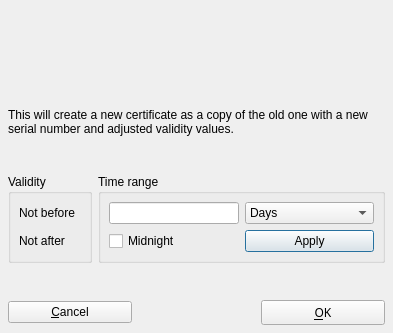
First picture: the form in ui/CertExtend.ui, repository chris2511/xca, before the edit.
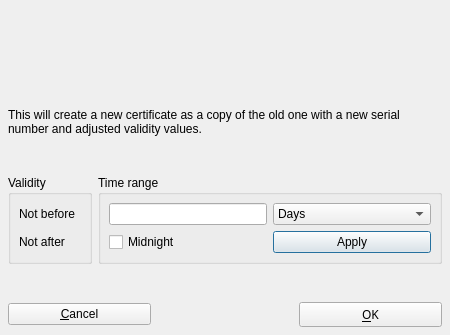
Second picture: the form after the edit. Custom widgets are drawn as their Qt base class.

Commit message: fix date settings in Certificate renewal dialog  - lib/func.cpp just indentation  - set the default to 1 year and apply it.

```diff
--- a/ui/CertExtend.ui
+++ b/ui/CertExtend.ui
@@ -5,8 +5,8 @@
    <rect>
     <x>0</x>
     <y>0</y>
-    <width>393</width>
-    <height>333</height>
+    <width>450</width>
+    <height>335</height>
    </rect>
   </property>
   <property name="windowTitle" >
@@ -125,7 +125,19 @@
           <property name="margin" >
            <number>0</number>
           </property>
-          <property name="spacing" >
+          <property name="topMargin" >
+           <number>0</number>
+          </property>
+          <property name="rightMargin" >
+           <number>0</number>
+          </property>
+          <property name="bottomMargin" >
+           <number>0</number>
+          </property>
+          <property name="horizontalSpacing" >
+           <number>6</number>
+          </property>
+          <property name="verticalSpacing" >
            <number>6</number>
           </property>
           <item row="0" column="0" >
@@ -162,7 +174,19 @@
         <property name="margin" >
          <number>8</number>
         </property>
-        <property name="spacing" >
+        <property name="topMargin" >
+         <number>8</number>
+        </property>
+        <property name="rightMargin" >
+         <number>8</number>
+        </property>
+        <property name="bottomMargin" >
+         <number>8</number>
+        </property>
+        <property name="horizontalSpacing" >
+         <number>6</number>
+        </property>
+        <property name="verticalSpacing" >
          <number>6</number>
         </property>
         <item row="0" column="1" >
@@ -197,9 +221,7 @@
         <item row="1" column="1" >
          <widget class="QPushButton" name="applyTime" >
           <property name="sizePolicy" >
-           <sizepolicy>
-            <hsizetype>7</hsizetype>
-            <vsizetype>5</vsizetype>
+           <sizepolicy vsizetype="Preferred" hsizetype="Expanding" >
             <horstretch>0</horstretch>
             <verstretch>0</verstretch>
            </sizepolicy>
@@ -241,9 +263,7 @@
      <item>
       <widget class="QPushButton" name="PushButton3" >
        <property name="sizePolicy" >
-        <sizepolicy>
-         <hsizetype>7</hsizetype>
-         <vsizetype>0</vsizetype>
+        <sizepolicy vsizetype="Fixed" hsizetype="Expanding" >
          <horstretch>0</horstretch>
          <verstretch>0</verstretch>
         </sizepolicy>
@@ -275,9 +295,7 @@
      <item>
       <widget class="QPushButton" name="PushButton2" >
        <property name="sizePolicy" >
-        <sizepolicy>
-         <hsizetype>7</hsizetype>
-         <vsizetype>0</vsizetype>
+        <sizepolicy vsizetype="Fixed" hsizetype="Expanding" >
          <horstretch>0</horstretch>
          <verstretch>0</verstretch>
         </sizepolicy>
```
Left out of the diff: 79 changed lines with no effect on the pictures. The commit also changes 3 other files.
